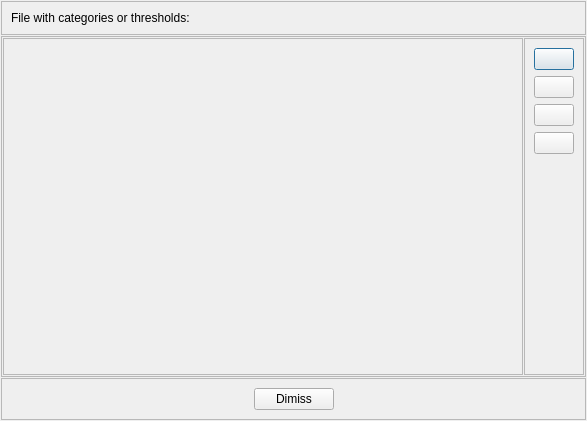
This is softindiccalib/softindicatorcalibrationdialog.ui in PauloCarvalhoRJ/gammaray as Qt 5 draws it before an edit. The edited form follows.
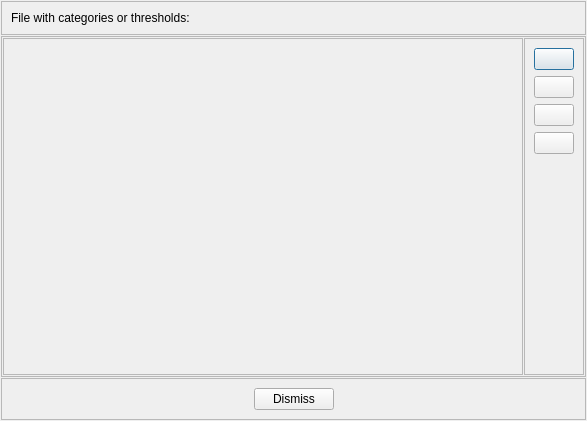
This is the edited form. Icons and pictures are not drawn.

Commit message: DEFECT: typo in the dismiss button label of the soft indicator calibration dialog.

What changed in the file:
```diff
--- a/softindiccalib/softindicatorcalibrationdialog.ui
+++ b/softindiccalib/softindicatorcalibrationdialog.ui
@@ -204,7 +204,7 @@
       <item>
        <widget class="QPushButton" name="btnDismiss">
         <property name="text">
-         <string>Dimiss</string>
+         <string>Dismiss</string>
         </property>
        </widget>
       </item>
```
